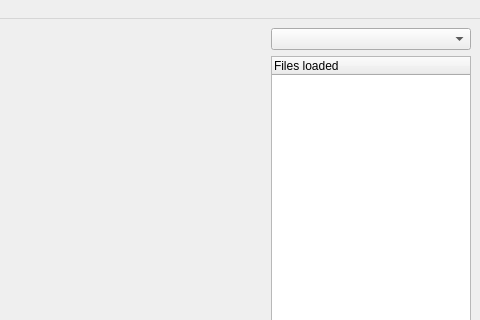
This is totoview/_tools/mainwindow.ui in calypso-science/Totoview as Qt 5 draws it before an edit; both pictures show x 594 to 1074 and y 0 to 320 of the 1074 by 661 pixel window. The edited form follows.
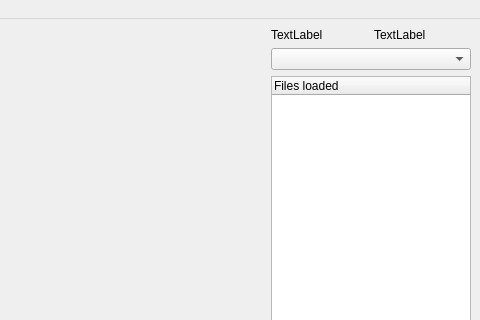
This is the edited form. Custom widgets are drawn as their Qt base class.

```diff
--- a/totoview/_tools/mainwindow.ui
+++ b/totoview/_tools/mainwindow.ui
@@ -58,6 +58,30 @@
       <property name="sizeConstraint">
        <enum>QLayout::SetFixedSize</enum>
       </property>
+      <item>
+       <layout class="QHBoxLayout" name="logo_layout">
+        <property name="sizeConstraint">
+         <enum>QLayout::SetDefaultConstraint</enum>
+        </property>
+        <property name="topMargin">
+         <number>0</number>
+        </property>
+        <item>
+         <widget class="QLabel" name="logo_MO">
+          <property name="text">
+           <string>TextLabel</string>
+          </property>
+         </widget>
+        </item>
+        <item>
+         <widget class="QLabel" name="logo_CS">
+          <property name="text">
+           <string>TextLabel</string>
+          </property>
+         </widget>
+        </item>
+       </layout>
+      </item>
       <item>
        <widget class="QComboBox" name="plot_name"/>
       </item>
```
Left out of the diff: 1 changed line with no effect on the pictures.
